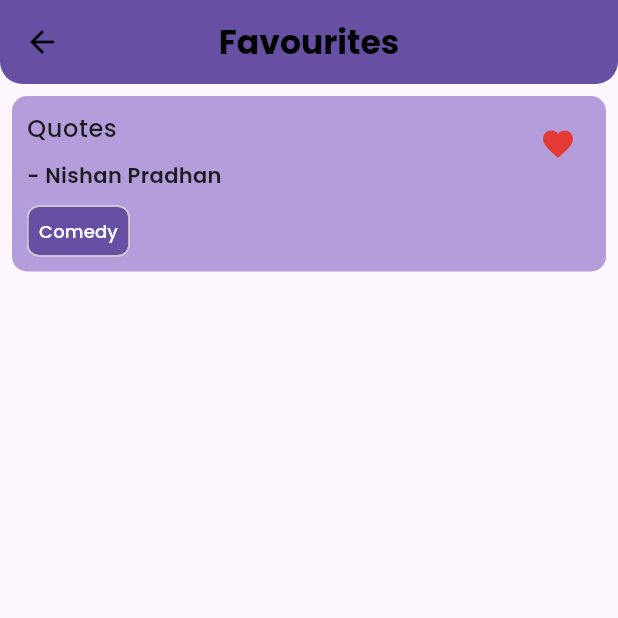
After one commit to Nishan-Pradhan06/RandomQuotes-Generator, a Flutter app: the screen it shows after launch, after a tap on the "favorite" icon, on a phone screen of 412 x 824 dp, the top half of it. The commit adds this screen. Run offline on Flutter 3.47's test engine with Material 3 defaults, Android fonts, the phone set to English and light mode, and no system bars; our stand-ins replace google_fonts.

Commit message:
fav-compoment-card, pages built

```diff
--- /dev/null
+++ b/lib/view/components/fav_card_components.dart
@@ -0,0 +1,90 @@
+import 'package:flutter/material.dart';
+import 'package:google_fonts/google_fonts.dart';
+import '../../core/theme/colors.dart';
+
+class FavListCardComponents extends StatelessWidget {
+  const FavListCardComponents({super.key});
+
+  @override
+  Widget build(BuildContext context) {
+    return IntrinsicHeight(
+      child: Padding(
+        padding: const EdgeInsets.all(8.0),
+        child: Container(
+          decoration: BoxDecoration(
+            color: Colors.deepPurple.shade200,
+            borderRadius: BorderRadius.circular(10),
+          ),
+          child: Stack(
+            children: [
+              Padding(
+                padding: const EdgeInsets.all(10.0),
+                child: Column(
+                  crossAxisAlignment: CrossAxisAlignment.start,
+                  children: [
+                    Text(
+                      'Quotes',
+                      style: GoogleFonts.poppins(
+                        textStyle: const TextStyle(
+                          fontSize: 16,
+                          fontWeight: FontWeight.w500,
+                          letterSpacing: .4,
+                        ),
+                      ),
+                    ),
+                    const SizedBox(height: 10),
+                    Align(
+                      alignment: Alignment.centerLeft,
+                      child: Text(
+                        "- Nishan Pradhan",
+                        style: GoogleFonts.poppins(
+                          textStyle: const TextStyle(
+                            fontWeight: FontWeight.w600,
+                          ),
+                        ),
+                      ),
+                    ),
+                    const SizedBox(height: 10),
+                    const Wrap(
+                      spacing: 6,
+                      children: [
+                        Chip(
+                          label: Text(
+                            'Comedy',
+                            style: TextStyle(
+                              fontSize: 12,
+                              fontWeight: FontWeight.w500,
+                              color: Colors.white,
+                              overflow: TextOverflow.ellipsis,
+                            ),
+                          ),
+                          backgroundColor: BrandColors.primary,
+                          materialTapTargetSize: MaterialTapTargetSize.shrinkWrap,
+                          padding:
+                              EdgeInsets.symmetric(vertical: 1, horizontal: 6),
+                          labelPadding: EdgeInsets.symmetric(horizontal: 1),
+                        ),
+                      ],
+                    ),
+                  ],
+                ),
+              ),
+              Positioned(
+                top: 8,
+                right: 8,
+                child: IconButton(
+                  icon: Icon(
+                    Icons.favorite,
+                    color: Colors.red.shade600,
+                  ),
+                  onPressed: () {
+                  },
+                ),
+              ),
+            ],
+          ),
+        ),
+      ),
+    );
+  }
+}
--- /dev/null
+++ b/lib/view/pages/favourites_page.dart
@@ -0,0 +1,25 @@
+import 'package:flutter/material.dart';
+import 'package:learngin/model/custom_app_bar.dart';
+import 'package:learngin/view/components/appbar.dart';
+import '../components/fav_card_components.dart';
+
+class FavouritesListCard extends StatelessWidget {
+  const FavouritesListCard({
+    super.key,
+  });
+
+  @override
+  Widget build(BuildContext context) {
+    return Scaffold(
+      primary: true,
+      appBar: CustomAppBar(
+        model: CustomAppBarModel(title: 'Favourites'),
+      ),
+      body: ListView(
+        children: const [
+          FavListCardComponents(),
+        ],
+      ),
+    );
+  }
+}
--- a/lib/view/pages/home_page.dart
+++ b/lib/view/pages/home_page.dart
@@ -1,7 +1,6 @@
 import 'package:flutter/material.dart';
-import 'package:learngin/core/theme/colors.dart';
 import 'package:learngin/view/components/button_component.dart';
-import 'package:learngin/view/pages/favourite.dart';
+import 'package:learngin/view/pages/favourites_page.dart';
 import '../../model/custom_app_bar.dart';
 import '../components/appbar.dart';
 import '../components/quotes_card_components.dart';
@@ -12,8 +11,7 @@ class HomePage extends StatelessWidget {
   @override
   Widget build(BuildContext context) {
     return Scaffold(
-      primary: true,
-      backgroundColor: BrandColors.kBackground,
+      // drawer: CustomDrawer(),
       appBar: CustomAppBar(
         model: CustomAppBarModel(
           title: 'Random Quotes',
@@ -22,7 +20,7 @@ class HomePage extends StatelessWidget {
             Navigator.push(
               context,
               MaterialPageRoute(
-                builder: (context) => const FavouriteListCard(),
+                builder: (context) => const FavouritesListCard(),
               ),
             );
           },
```
